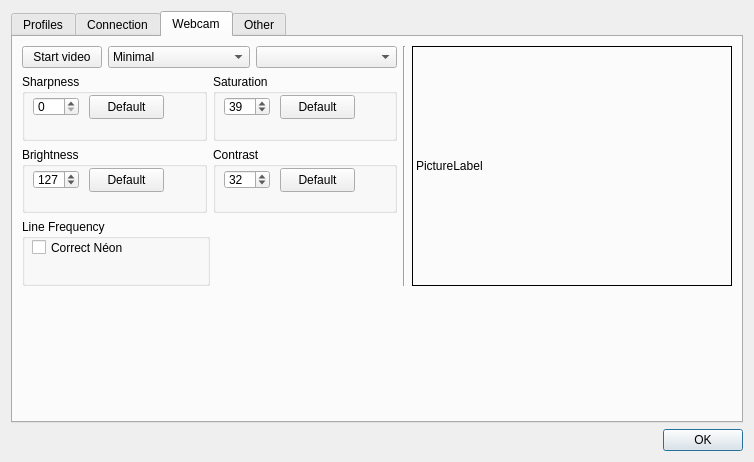
First picture: the form in trunk/src/gui/xmppconfigdialog.ui, repository BackupTheBerlios/kapture-svn, before the edit.
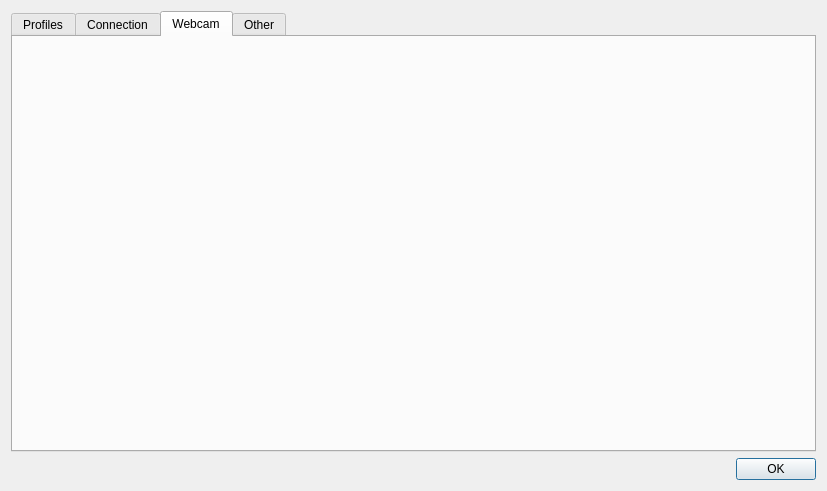
Second picture: the form after the edit. The open tabs and pages were chosen to show the change. Custom widgets are drawn as their Qt base class.

What changed in the file:
```diff
--- a/trunk/src/gui/xmppconfigdialog.ui
+++ b/trunk/src/gui/xmppconfigdialog.ui
@@ -5,8 +5,8 @@
    <rect>
     <x>0</x>
     <y>0</y>
-    <width>754</width>
-    <height>462</height>
+    <width>827</width>
+    <height>491</height>
    </rect>
   </property>
   <property name="windowTitle" >
@@ -367,295 +367,6 @@
       <attribute name="title" >
        <string>Webcam</string>
       </attribute>
-      <layout class="QVBoxLayout" >
-       <item>
-        <layout class="QHBoxLayout" >
-         <item>
-          <layout class="QVBoxLayout" >
-           <item>
-            <layout class="QHBoxLayout" >
-             <item>
-              <widget class="QPushButton" name="btnVideo" >
-               <property name="sizePolicy" >
-                <sizepolicy vsizetype="Fixed" hsizetype="Fixed" >
-                 <horstretch>0</horstretch>
-                 <verstretch>0</verstretch>
-                </sizepolicy>
-               </property>
-               <property name="text" >
-                <string>Start video</string>
-               </property>
-              </widget>
-             </item>
-             <item>
-              <widget class="QComboBox" name="comboBoxSize" >
-               <property name="sizeAdjustPolicy" >
-                <enum>QComboBox::AdjustToContents</enum>
-               </property>
-               <item>
-                <property name="text" >
-                 <string>Minimal</string>
-                </property>
-               </item>
-              </widget>
-             </item>
-             <item>
-              <widget class="QComboBox" name="comboBoxFormat" >
-               <property name="sizeAdjustPolicy" >
-                <enum>QComboBox::AdjustToContents</enum>
-               </property>
-              </widget>
-             </item>
-            </layout>
-           </item>
-           <item>
-            <layout class="QHBoxLayout" >
-             <item>
-              <widget class="QGroupBox" name="groupBox_6" >
-               <property name="title" >
-                <string>Sharpness</string>
-               </property>
-               <widget class="QPushButton" name="sharpDefaultValueBtn" >
-                <property name="geometry" >
-                 <rect>
-                  <x>67</x>
-                  <y>21</y>
-                  <width>75</width>
-                  <height>24</height>
-                 </rect>
-                </property>
-                <property name="text" >
-                 <string>Default</string>
-                </property>
-               </widget>
-               <widget class="QSpinBox" name="sharpManualValueBox" >
-                <property name="geometry" >
-                 <rect>
-                  <x>11</x>
-                  <y>23</y>
-                  <width>46</width>
-                  <height>19</height>
-                 </rect>
-                </property>
-               </widget>
-              </widget>
-             </item>
-             <item>
-              <widget class="QGroupBox" name="groupBox_2" >
-               <property name="sizePolicy" >
-                <sizepolicy vsizetype="Preferred" hsizetype="Minimum" >
-                 <horstretch>0</horstretch>
-                 <verstretch>0</verstretch>
-                </sizepolicy>
-               </property>
-               <property name="title" >
-                <string>Saturation</string>
-               </property>
-               <widget class="QSpinBox" name="satManualValueBox" >
-                <property name="geometry" >
-                 <rect>
-                  <x>11</x>
-                  <y>23</y>
-                  <width>46</width>
-                  <height>19</height>
-                 </rect>
-                </property>
-                <property name="maximum" >
-                 <number>255</number>
-                </property>
-                <property name="value" >
-                 <number>39</number>
-                </property>
-               </widget>
-               <widget class="QPushButton" name="satDefaultValueBtn" >
-                <property name="geometry" >
-                 <rect>
-                  <x>67</x>
-                  <y>21</y>
-                  <width>75</width>
-                  <height>24</height>
-                 </rect>
-                </property>
-                <property name="sizePolicy" >
-                 <sizepolicy vsizetype="Minimum" hsizetype="Minimum" >
-                  <horstretch>0</horstretch>
-                  <verstretch>0</verstretch>
-                 </sizepolicy>
-                </property>
-                <property name="text" >
-                 <string>Default</string>
-                </property>
-               </widget>
-              </widget>
-             </item>
-            </layout>
-           </item>
-           <item>
-            <layout class="QHBoxLayout" >
-             <item>
-              <widget class="QGroupBox" name="groupBox_3" >
-               <property name="title" >
-                <string>Brightness</string>
-               </property>
-               <widget class="QSpinBox" name="brightManualValueBox" >
-                <property name="geometry" >
-                 <rect>
-                  <x>11</x>
-                  <y>23</y>
-                  <width>46</width>
-                  <height>19</height>
-                 </rect>
-                </property>
-                <property name="maximum" >
-                 <number>255</number>
-                </property>
-                <property name="value" >
-                 <number>127</number>
-                </property>
-               </widget>
-               <widget class="QPushButton" name="brightDefaultValueBtn" >
-                <property name="geometry" >
-                 <rect>
-                  <x>67</x>
-                  <y>21</y>
-                  <width>75</width>
-                  <height>24</height>
-                 </rect>
-                </property>
-                <property name="text" >
-                 <string>Default</string>
-                </property>
-               </widget>
-              </widget>
-             </item>
-             <item>
-              <widget class="QGroupBox" name="groupBox_4" >
-               <property name="title" >
-                <string>Contrast</string>
-               </property>
-               <widget class="QSpinBox" name="contManualValueBox" >
-                <property name="geometry" >
-                 <rect>
-                  <x>11</x>
-                  <y>23</y>
-                  <width>46</width>
-                  <height>19</height>
-                 </rect>
-                </property>
-                <property name="maximum" >
-                 <number>255</number>
-                </property>
-                <property name="value" >
-                 <number>32</number>
-                </property>
-               </widget>
-               <widget class="QPushButton" name="contDefaultValueBtn" >
-                <property name="geometry" >
-                 <rect>
-                  <x>67</x>
-                  <y>21</y>
-                  <width>75</width>
-                  <height>24</height>
-                 </rect>
-                </property>
-                <property name="text" >
-                 <string>Default</string>
-                </property>
-               </widget>
-              </widget>
-             </item>
-            </layout>
-           </item>
-           <item>
-            <layout class="QHBoxLayout" >
-             <item>
-              <widget class="QGroupBox" name="groupBox_5" >
-               <property name="sizePolicy" >
-                <sizepolicy vsizetype="Preferred" hsizetype="Expanding" >
-                 <horstretch>0</horstretch>
-                 <verstretch>0</verstretch>
-                </sizepolicy>
-               </property>
-               <property name="title" >
-                <string>Line Frequency</string>
-               </property>
-               <widget class="QCheckBox" name="freqBox" >
-                <property name="geometry" >
-                 <rect>
-                  <x>10</x>
-                  <y>20</y>
-                  <width>91</width>
-                  <height>17</height>
-                 </rect>
-                </property>
-                <property name="text" >
-                 <string>Correct Néon</string>
-                </property>
-               </widget>
-              </widget>
-             </item>
-             <item>
-              <spacer>
-               <property name="orientation" >
-                <enum>Qt::Horizontal</enum>
-               </property>
-               <property name="sizeHint" >
-                <size>
-                 <width>40</width>
-                 <height>20</height>
-                </size>
-               </property>
-              </spacer>
-             </item>
-            </layout>
-           </item>
-          </layout>
-         </item>
-         <item>
-          <widget class="Line" name="line_2" >
-           <property name="orientation" >
-            <enum>Qt::Vertical</enum>
-           </property>
-          </widget>
-         </item>
-         <item>
-          <widget class="QLabel" name="pictureLabel" >
-           <property name="sizePolicy" >
-            <sizepolicy vsizetype="Minimum" hsizetype="Minimum" >
-             <horstretch>0</horstretch>
-             <verstretch>0</verstretch>
-            </sizepolicy>
-           </property>
-           <property name="minimumSize" >
-            <size>
-             <width>320</width>
-             <height>240</height>
-            </size>
-           </property>
-           <property name="frameShape" >
-            <enum>QFrame::Box</enum>
-           </property>
-           <property name="text" >
-            <string>PictureLabel</string>
-           </property>
-          </widget>
-         </item>
-        </layout>
-       </item>
-       <item>
-        <spacer>
-         <property name="orientation" >
-          <enum>Qt::Vertical</enum>
-         </property>
-         <property name="sizeHint" >
-          <size>
-           <width>20</width>
-           <height>40</height>
-          </size>
-         </property>
-        </spacer>
-       </item>
-      </layout>
      </widget>
      <widget class="QWidget" name="tab_4" >
       <attribute name="title" >
@@ -684,7 +395,7 @@
        <property name="orientation" >
         <enum>Qt::Horizontal</enum>
        </property>
-       <property name="sizeHint" >
+       <property name="sizeHint" stdset="0" >
         <size>
          <width>40</width>
          <height>20</height>
```
Left out of the diff: 12 changed lines with no effect on the pictures.
